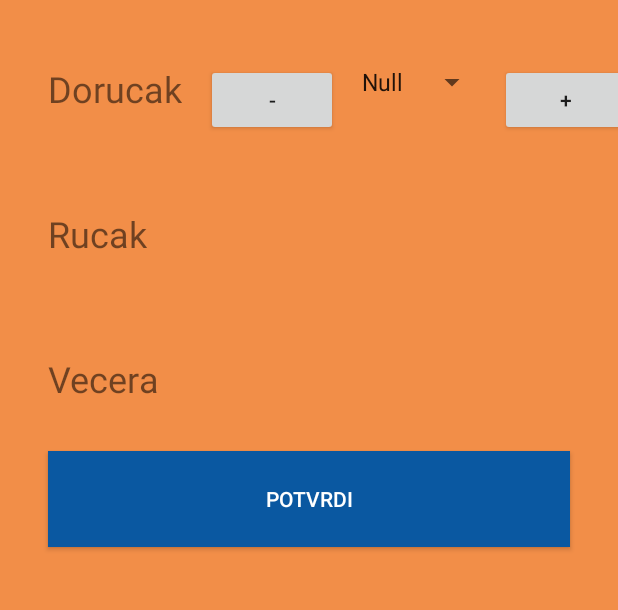
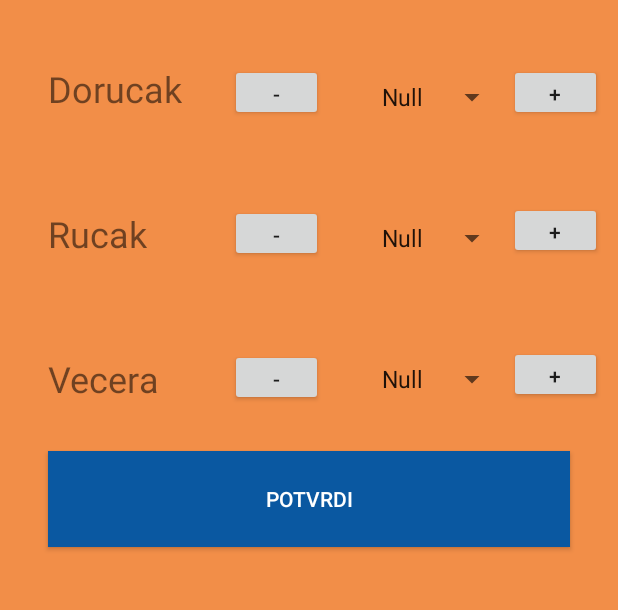
Before and after one commit to SebastijanKokai/eMenza, an Android app: the Payment screen opened directly, with no data from a screen before it, on a phone screen of 412 x 824 dp, the part 224-834 px from its top. Run offline under Robolectric (Android 15) with nearby library versions, the phone set to English and light mode, and no system bars; libraries missing offline, so code that uses them is left out: android.net.sip.

Commit message:
payment done

```diff
--- a/app/src/main/java/com/example/eMenza/Payment.java
+++ b/app/src/main/java/com/example/eMenza/Payment.java
@@ -2,25 +2,127 @@ package com.example.eMenza;
 
 import androidx.appcompat.app.AppCompatActivity;
 
+import android.net.sip.SipSession;
 import android.os.Bundle;
+import android.view.View;
+import android.widget.AdapterView;
 import android.widget.ArrayAdapter;
+import android.widget.Button;
 import android.widget.Spinner;
+import android.widget.Toast;
 
 public class Payment extends AppCompatActivity {
+    public int breakfast=0;
+    public int lunch=0;
+    public int dinner=0;
 
     @Override
     protected void onCreate(Bundle savedInstanceState) {
         super.onCreate(savedInstanceState);
         setContentView(R.layout.activity_payment);
+        SetSpinners();
+        SetListeners();
 
-        Spinner spinner = (Spinner) findViewById(R.id.spinnerBreakfast);
-// Create an ArrayAdapter using the string array and a default spinner layout
+
+
+    }
+    private void SetSpinners() {
+        Spinner spinnerBreakfast = (Spinner) findViewById(R.id.spinnerBreakfast);
+        Spinner spinnerLunch = (Spinner) findViewById(R.id.spinnerLunch);
+        Spinner spinnerDinner = (Spinner) findViewById(R.id.spinnerDinner);
         ArrayAdapter<CharSequence> adapter = ArrayAdapter.createFromResource(this,
                 R.array.paymentChoices, android.R.layout.simple_spinner_item);
-// Specify the layout to use when the list of choices appears
         adapter.setDropDownViewResource(android.R.layout.simple_spinner_dropdown_item);
-// Apply the adapter to the spinner
-        spinner.setAdapter(adapter);
+        spinnerBreakfast.setAdapter(adapter);
+        spinnerLunch.setAdapter(adapter);
+        spinnerDinner.setAdapter(adapter);
 
     }
+    private void SetListeners() {
+        Button btnMinusBreakfast = (Button) findViewById(R.id.btnMinusBreakfast);
+        Button btnMinusLunch = (Button) findViewById(R.id.btnMinusLunch);
+        Button btnMinusDinner = (Button) findViewById(R.id.btnMinusDinner);
+        Button btnPlusBreakfast = (Button) findViewById(R.id.btnPlusBreakfast);
+        Button btnPlusLunch = (Button) findViewById(R.id.btnPlusLunch);
+        Button btnPlusDinner = (Button) findViewById(R.id.btnPlusDinner);
+        //spinners
+        Spinner spinnerBreakfast = (Spinner) findViewById(R.id.spinnerBreakfast);
+        Spinner spinnerLunch = (Spinner) findViewById(R.id.spinnerLunch);
+        Spinner spinnerDinner = (Spinner) findViewById(R.id.spinnerDinner);
+        btnMinusBreakfast.setOnClickListener(new View.OnClickListener() {
+            public void onClick(View v) {
+                breakfast--;
+                Spinner spinnerBreakfast = (Spinner) findViewById(R.id.spinnerBreakfast);
+                spinnerBreakfast.setSelection(breakfast);
+            }
+        });
+        btnPlusBreakfast.setOnClickListener(new View.OnClickListener() {
+            public void onClick(View v) {
+                breakfast++;
+                Spinner spinnerBreakfast = (Spinner) findViewById(R.id.spinnerBreakfast);
+                spinnerBreakfast.setSelection(breakfast);
+            }
+        });
+        btnMinusLunch.setOnClickListener(new View.OnClickListener() {
+            public void onClick(View v) {
+                lunch--;
+                Spinner spinnerLunch = (Spinner) findViewById(R.id.spinnerLunch);
+                spinnerLunch.setSelection(lunch);
+            }
+        });
+        btnPlusLunch.setOnClickListener(new View.OnClickListener() {
+            public void onClick(View v) {
+                lunch++;
+                Spinner spinnerLunch = (Spinner) findViewById(R.id.spinnerLunch);
+                spinnerLunch.setSelection(lunch);
+            }
+        });
+        btnMinusDinner.setOnClickListener(new View.OnClickListener() {
+            public void onClick(View v) {
+                dinner--;
+                Spinner spinnerDinner = (Spinner) findViewById(R.id.spinnerDinner);
+                spinnerDinner.setSelection(dinner);
+            }
+        });
+        btnPlusDinner.setOnClickListener(new View.OnClickListener() {
+            public void onClick(View v) {
+                dinner++;
+                Spinner spinnerDinner = (Spinner) findViewById(R.id.spinnerDinner);
+                spinnerDinner.setSelection(dinner);
+            }
+        });
+        spinnerBreakfast.setOnItemSelectedListener(new AdapterView.OnItemSelectedListener() {
+            @Override
+            public void onItemSelected(AdapterView<?> parentView, View selectedItemView, int position, long id) {
+                breakfast=position;
+            }
+
+            @Override
+            public void onNothingSelected(AdapterView<?> parentView) {
+            }
+
+        });
+        spinnerLunch.setOnItemSelectedListener(new AdapterView.OnItemSelectedListener() {
+            @Override
+            public void onItemSelected(AdapterView<?> parentView, View selectedItemView, int position, long id) {
+                lunch=position;
+            }
+
+            @Override
+            public void onNothingSelected(AdapterView<?> parentView) {
+            }
+
+        });
+        spinnerDinner.setOnItemSelectedListener(new AdapterView.OnItemSelectedListener() {
+            @Override
+            public void onItemSelected(AdapterView<?> parentView, View selectedItemView, int position, long id) {
+                dinner=position;
+            }
+
+            @Override
+            public void onNothingSelected(AdapterView<?> parentView) {
+            }
+
+        });
+    }
 }
--- a/app/src/main/res/layout/activity_payment.xml
+++ b/app/src/main/res/layout/activity_payment.xml
@@ -105,35 +105,108 @@
         app:layout_constraintTop_toBottomOf="@+id/textView8" />
 
     <Button
-        android:id="@+id/button5"
-        android:layout_width="wrap_content"
-        android:layout_height="wrap_content"
-        android:layout_marginStart="8dp"
-        android:layout_marginLeft="8dp"
-        android:layout_marginTop="80dp"
-        android:text="@string/plus"
-        app:layout_constraintStart_toEndOf="@+id/spinnerBreakfast"
-        app:layout_constraintTop_toBottomOf="@+id/btnPayment" />
-
-    <Button
-        android:id="@+id/button6"
-        android:layout_width="wrap_content"
-        android:layout_height="wrap_content"
-        android:layout_marginStart="16dp"
-        android:layout_marginLeft="16dp"
+        android:id="@+id/btnMinusBreakfast"
+        android:layout_width="62dp"
+        android:layout_height="38dp"
+        android:layout_marginStart="32dp"
+        android:layout_marginLeft="32dp"
         android:layout_marginTop="80dp"
         android:text="@string/minus"
         app:layout_constraintStart_toEndOf="@+id/textView6"
         app:layout_constraintTop_toBottomOf="@+id/btnPayment" />
 
+    <Button
+        android:id="@+id/btnMinusDinner"
+        android:layout_width="62dp"
+        android:layout_height="38dp"
+        android:layout_marginStart="32dp"
+        android:layout_marginLeft="32dp"
+        android:layout_marginTop="58dp"
+        android:text="@string/minus"
+        app:layout_constraintStart_toEndOf="@+id/textView6"
+        app:layout_constraintTop_toBottomOf="@+id/btnMinusLunch" />
+
+    <Button
+        android:id="@+id/btnMinusLunch"
+        android:layout_width="62dp"
+        android:layout_height="38dp"
+        android:layout_marginStart="32dp"
+        android:layout_marginLeft="32dp"
+        android:layout_marginTop="56dp"
+        android:text="@string/minus"
+        app:layout_constraintStart_toEndOf="@+id/textView6"
+        app:layout_constraintTop_toBottomOf="@+id/btnMinusBreakfast" />
+
+    <Button
+        android:id="@+id/btnPlusBreakfast"
+        android:layout_width="62dp"
+        android:layout_height="38dp"
+        android:layout_marginStart="23dp"
+        android:layout_marginLeft="23dp"
+        android:layout_marginTop="80dp"
+        android:layout_marginEnd="33dp"
+        android:layout_marginRight="33dp"
+        android:text="@string/plus"
+        app:layout_constraintEnd_toEndOf="parent"
+        app:layout_constraintStart_toEndOf="@+id/spinnerBreakfast"
+        app:layout_constraintTop_toBottomOf="@+id/btnPayment" />
+
+    <Button
+        android:id="@+id/btnPlusDinner"
+        android:layout_width="62dp"
+        android:layout_height="38dp"
+        android:layout_marginStart="23dp"
+        android:layout_marginLeft="23dp"
+        android:layout_marginTop="58dp"
+        android:layout_marginEnd="33dp"
+        android:layout_marginRight="33dp"
+        android:text="@string/plus"
+        app:layout_constraintEnd_toEndOf="parent"
+        app:layout_constraintStart_toEndOf="@+id/spinnerDinner"
+        app:layout_constraintTop_toBottomOf="@+id/btnPlusLunch" />
+
+    <Button
+        android:id="@+id/btnPlusLunch"
+        android:layout_width="62dp"
+        android:layout_height="38dp"
+        android:layout_marginStart="23dp"
+        android:layout_marginLeft="23dp"
+        android:layout_marginTop="54dp"
+        android:layout_marginEnd="33dp"
+        android:layout_marginRight="33dp"
+        android:text="@string/plus"
+        app:layout_constraintEnd_toEndOf="parent"
+        app:layout_constraintStart_toEndOf="@+id/spinnerLunch"
+        app:layout_constraintTop_toBottomOf="@+id/btnPlusBreakfast" />
+
     <Spinner
         android:id="@+id/spinnerBreakfast"
         android:layout_width="wrap_content"
         android:layout_height="wrap_content"
-        android:layout_marginStart="8dp"
-        android:layout_marginLeft="8dp"
-        android:layout_marginTop="80dp"
-        app:layout_constraintStart_toEndOf="@+id/button6"
+        android:layout_marginStart="31dp"
+        android:layout_marginLeft="31dp"
+        android:layout_marginTop="90dp"
+        app:layout_constraintStart_toEndOf="@+id/btnMinusBreakfast"
         app:layout_constraintTop_toBottomOf="@+id/btnPayment" />
 
+    <Spinner
+        android:id="@+id/spinnerDinner"
+        android:layout_width="wrap_content"
+        android:layout_height="wrap_content"
+        android:layout_marginStart="31dp"
+        android:layout_marginLeft="31dp"
+        android:layout_marginTop="70dp"
+        app:layout_constraintStart_toEndOf="@+id/btnMinusDinner"
+        app:layout_constraintTop_toBottomOf="@+id/spinnerLunch" />
+
+    <Spinner
+        android:id="@+id/spinnerLunch"
+        android:layout_width="wrap_content"
+        android:layout_height="wrap_content"
+        android:layout_marginStart="31dp"
+        android:layout_marginLeft="31dp"
+        android:layout_marginTop="70dp"
+        app:layout_constraintStart_toEndOf="@+id/btnMinusLunch"
+        app:layout_constraintTop_toBottomOf="@+id/spinnerBreakfast" />
+
 </androidx.constraintlayout.widget.ConstraintLayout>
```
